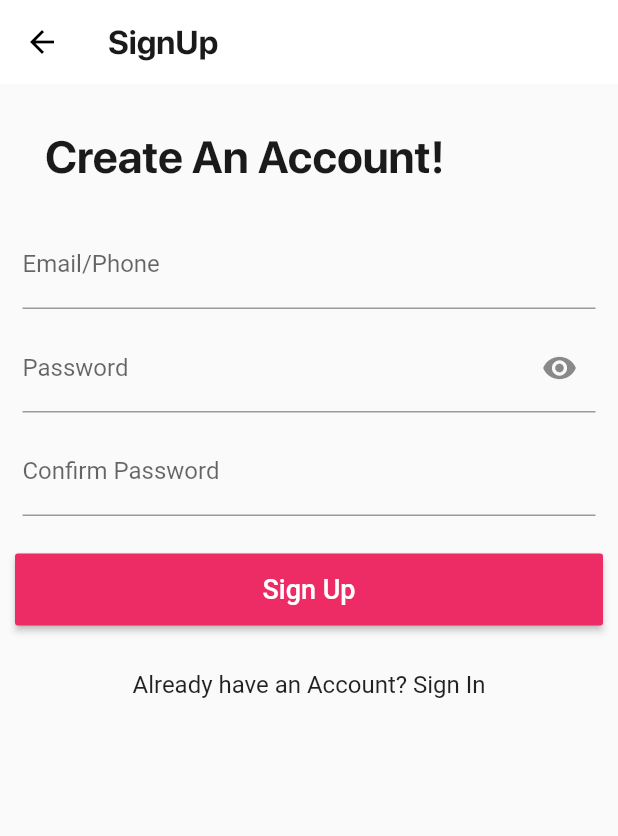
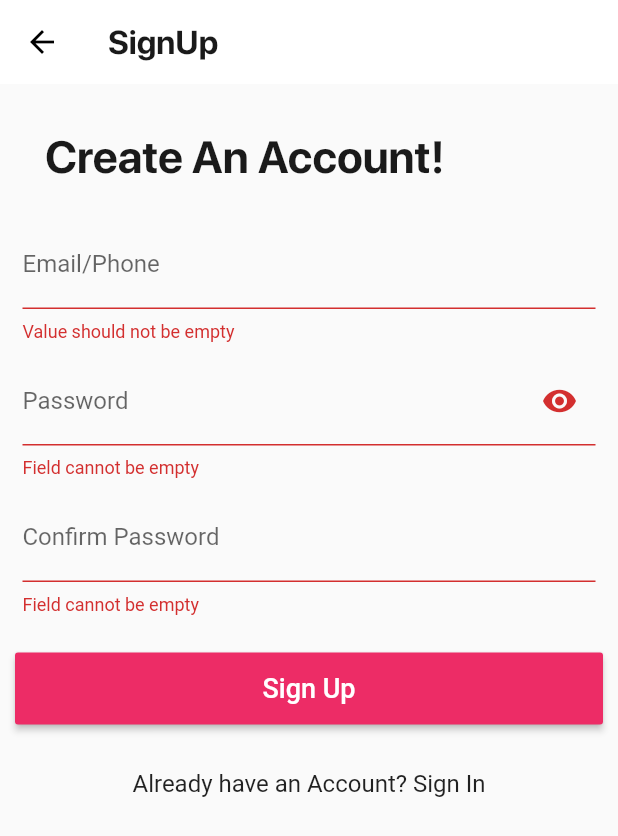
Before and after one commit to yash181999/Life-Drop, a Flutter app: the SignUp screen opened directly, after a tap on "Sign Up", on a phone screen of 412 x 824 dp. Shown: the top 836 px of the screen. Run offline on Flutter 3.47's test engine with Material 2 defaults, Android fonts, the phone set to English and light mode, and no system bars; our stand-ins replace bubble, cloud_firestore, firebase_auth, firebase_storage, geolocator, google_sign_in and 3 more; missing offline and left inert: flutter_dialogflow_v2, geocoder, keyboard_visibility; accounts and stored records are empty; project files that could hold a hidden picture were left out.

Commit message:
With Chat Feature all bugs solved

```diff
--- a/lib/Login/signup.dart
+++ b/lib/Login/signup.dart
@@ -163,7 +163,7 @@ class _SignUpState extends State<SignUp> {
 
                 clickedSignUpBtn == false ? CustomButton(
                   onPressed: (){
-                    SignUpForm();
+                    signUp();
                   },
                   label: "Sign Up",
                   color: red,
--- a/lib/Screens/main_screen.dart
+++ b/lib/Screens/main_screen.dart
@@ -5,7 +5,6 @@ import 'package:versionbeta3/Profile/edit_profile.dart';
 import 'package:versionbeta3/Profile/settings.dart';
 import 'package:versionbeta3/Screens/all_requests/all_requests.dart';
 import 'package:versionbeta3/Screens/all_requests/recent_chats.dart';
-import 'package:versionbeta3/Screens/request_screen.dart';
 import 'package:versionbeta3/Screens/search_screen.dart';
 import 'package:versionbeta3/Screens/story.dart';
 import 'package:versionbeta3/color/color.dart';
--- a/lib/main.dart
+++ b/lib/main.dart
@@ -2,7 +2,6 @@ import 'package:flutter/material.dart';
 import 'package:versionbeta3/Login/login.dart';
 import 'package:versionbeta3/Screens/all_requests/all_requests.dart';
 import 'package:versionbeta3/Screens/main_screen.dart';
-import 'package:versionbeta3/Screens/request_screen.dart';
 import 'package:versionbeta3/Screens/search_screen.dart';
 void main() {
   runApp(MyApp());
--- a/pubspec.yaml
+++ b/pubspec.yaml
@@ -43,7 +43,8 @@ dependencies:
   pin_code_fields: ^5.2.0
   image_picker:
   keyboard_visibility: ^0.5.6
-
+  bubble:
+  flutter_dialogflow_v2: ^0.3.1
 
 
 
```
Also changed, not shown: pubspec.lock.
